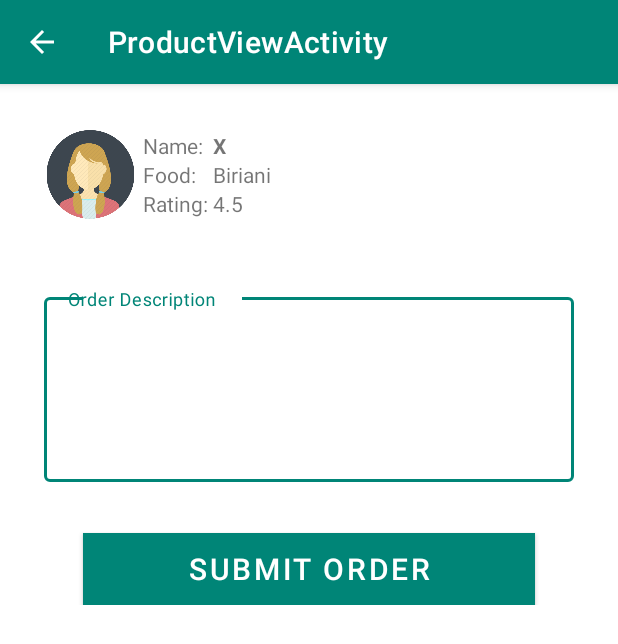
After one commit to akram02/greentech-app, an Android app: the ProductViewActivity screen opened directly, with no data from a screen before it, on a phone screen of 412 x 824 dp. The commit adds this screen. Shown: the top 644 px of the screen. Run offline under Robolectric (Android 15) with nearby library versions, the phone set to English and light mode, and no system bars; our stand-ins replace Dagger/Hilt's generated code, Timber, data binding, sdp/ssp sizes; network calls fail; 2 statements that could not run were skipped.

Commit message:
order submitted successfully

```diff
--- a/app/src/main/java/tech/coderhub/basic/network/AccessDetails.java
+++ b/app/src/main/java/tech/coderhub/basic/network/AccessDetails.java
@@ -1,5 +1,5 @@
 package tech.coderhub.basic.network;
 
 public class AccessDetails {
-    public static String serviceurl = "http://192.168.42.151:4643";
+    public static String serviceurl = "http://192.168.42.200:4643";
 }
--- a/app/src/main/java/tech/coderhub/greenapp/di/ActivityModule.java
+++ b/app/src/main/java/tech/coderhub/greenapp/di/ActivityModule.java
@@ -11,6 +11,7 @@ import tech.coderhub.auth.registerScreen.RegisterActivity;
 import tech.coderhub.greenapp.ui.main.MainActivity;
 import tech.coderhub.basic.di.PerActivity;
 import tech.coderhub.greenapp.ui.product.productList.ProductListActivity;
+import tech.coderhub.greenapp.ui.product.productView.ProductViewActivity;
 
 @Module
 public abstract class ActivityModule {
@@ -46,4 +47,8 @@ public abstract class ActivityModule {
     @PerActivity
     @ContributesAndroidInjector
     abstract ProductListActivity contributeProductListActivity();
+
+    @PerActivity
+    @ContributesAndroidInjector
+    abstract ProductViewActivity contributeProductViewActivity();
 }
--- a/app/src/main/java/tech/coderhub/greenapp/di/ViewModelModule.java
+++ b/app/src/main/java/tech/coderhub/greenapp/di/ViewModelModule.java
@@ -17,6 +17,7 @@ import tech.coderhub.greenapp.ui.main.MainViewModel;
 import tech.coderhub.basic.base.BaseViewModelFactory;
 import tech.coderhub.basic.di.ViewModelKey;
 import tech.coderhub.greenapp.ui.product.productList.ProductListViewModel;
+import tech.coderhub.greenapp.ui.product.productView.ProductViewViewModel;
 
 
 @Module
@@ -66,6 +67,12 @@ public abstract class ViewModelModule {
 
 
     @Binds
+    @IntoMap
+    @ViewModelKey(ProductViewViewModel.class)
+    abstract ViewModel bindsProductViewViewModel(ProductViewViewModel viewModel);
+
+
+    @Binds
     abstract ViewModelProvider.Factory bindsViewModelFactory(BaseViewModelFactory factory);
 
 }
--- a/app/src/main/java/tech/coderhub/greenapp/di/network/RestApi.kt
+++ b/app/src/main/java/tech/coderhub/greenapp/di/network/RestApi.kt
@@ -11,6 +11,7 @@ import tech.coderhub.auth.loginScreen.UserSubmit
 import tech.coderhub.auth.profileDetailsScreen.Profile
 import tech.coderhub.auth.profileEditScreen.UserDTO
 import tech.coderhub.greenapp.ui.product.productList.Product
+import tech.coderhub.greenapp.ui.product.productView.OrderVm
 
 /*import tech.coderhub.badhan.model.Donor
 import tech.coderhub.badhan.model.Programme
@@ -43,11 +44,16 @@ interface RestApi {
     suspend fun updateUser(@Body userDTO: UserDTO): UserDTO
 
     @PUT("/api/update-password")
-    suspend fun updatePassword(@Body updatePassword: UpdatePassword): Unit
+    suspend fun updatePassword(@Body updatePassword: UpdatePassword)
 
     @GET("/api/products")
     suspend fun getAllProduct(): List<Product>
 
+    @GET("/api/products-for-mobile/{id}")
+    suspend fun getProduct(@Path("id") productId: String): Product
+
+    @POST("/api/orders-from-mobile")
+    suspend fun submitOrder(@Body orderVm: OrderVm)
 /*
     @GET(ProgrammeUrl.ALL_PROGRAMME)
     suspend fun getAllProgramme(): List<Programme>
--- a/app/src/main/java/tech/coderhub/greenapp/ui/product/productList/ProductListActivity.kt
+++ b/app/src/main/java/tech/coderhub/greenapp/ui/product/productList/ProductListActivity.kt
@@ -11,9 +11,11 @@ import tech.coderhub.greenapp.R
 import kotlinx.android.synthetic.main.activity_product_list.*
 import kotlinx.android.synthetic.main.app_bar_layout.*
 import kotlinx.android.synthetic.main.progressbar.*
+import org.jetbrains.anko.startActivity
 import org.jetbrains.anko.toast
 import tech.coderhub.base.BaseActivity
 import tech.coderhub.basic.listener.ClickListener
+import tech.coderhub.greenapp.ui.product.productView.ProductViewActivity
 import javax.inject.Inject
 
 class ProductListActivity : BaseActivity(), ClickListener {
@@ -50,7 +52,6 @@ class ProductListActivity : BaseActivity(), ClickListener {
     }
 
     override fun onItemClick(item: View, any: Any) {
-
+        startActivity<ProductViewActivity>("id" to any as String)
     }
-
 }
--- /dev/null
+++ b/app/src/main/java/tech/coderhub/greenapp/ui/product/productView/OrderVm.kt
@@ -0,0 +1,6 @@
+package tech.coderhub.greenapp.ui.product.productView
+
+class OrderVm {
+    var productId = ""
+    var description = ""
+}
--- /dev/null
+++ b/app/src/main/java/tech/coderhub/greenapp/ui/product/productView/ProductViewActivity.kt
@@ -0,0 +1,58 @@
+package tech.coderhub.greenapp.ui.product.productView
+
+import android.os.Bundle
+import android.view.View
+import androidx.lifecycle.Observer
+import androidx.lifecycle.ViewModelProviders
+import kotlinx.android.synthetic.main.activity_product_view.*
+import tech.coderhub.greenapp.R
+
+import kotlinx.android.synthetic.main.app_bar_layout.*
+import kotlinx.android.synthetic.main.progressbar.*
+import org.jetbrains.anko.sdk25.coroutines.onClick
+import tech.coderhub.base.BaseActivity
+import tech.coderhub.greenapp.ui.product.productList.Product
+
+class ProductViewActivity  : BaseActivity() {
+    val viewModel by lazy { ViewModelProviders.of(this, viewModelFactory).get(ProductViewViewModel::class.java) }
+    var product = Product()
+    override fun layoutRes() = R.layout.activity_product_view
+    override fun onCreate(savedInstanceState: Bundle?) {
+        super.onCreate(savedInstanceState)
+        initField()
+        observeViewModel()
+        viewModel.getProduct(intent.getStringExtra("id")!!)
+    }
+
+    private fun initField() {
+        progressBar.bringToFront()
+        setSupportActionBar(toolbar)
+        supportActionBar!!.setDisplayHomeAsUpEnabled(true)
+        baseViewModel.value = viewModel
+        submit.onClick {
+            val orderVm = OrderVm()
+            orderVm.productId = product.id
+            orderVm.description = description.text.toString()
+            viewModel.submitOrder(orderVm)
+        }
+    }
+
+    private fun observeViewModel() {
+        viewModel.productLiveData.observe(this, Observer<Product>{
+            this.product = it
+            populateData(it)
+        })
+        viewModel.isSubmitted.observe(this, Observer {
+            descriptionLayout.visibility = View.GONE
+            successFulSubmit.visibility = View.VISIBLE
+            submit.visibility = View.GONE
+        })
+    }
+
+    private fun populateData(product: Product) {
+        name.text = product.userName
+        categoryName.text = product.category + ": "
+        productName.text = product.name
+        rating.text = "4.5"
+    }
+}
--- /dev/null
+++ b/app/src/main/java/tech/coderhub/greenapp/ui/product/productView/ProductViewViewModel.kt
@@ -0,0 +1,24 @@
+package tech.coderhub.greenapp.ui.product.productView
+
+import androidx.lifecycle.MutableLiveData
+import tech.coderhub.base.BaseViewModel
+import tech.coderhub.greenapp.di.network.RestApi
+import tech.coderhub.greenapp.ui.product.productList.Product
+import javax.inject.Inject
+
+class ProductViewViewModel @Inject
+constructor(private val restApi: RestApi): BaseViewModel() {
+    val productLiveData = MutableLiveData<Product>()
+    val isSubmitted = MutableLiveData<Boolean>()
+    fun getProduct(id: String) {
+        getResponse(restApi::getProduct, id) {
+            productLiveData.value = it
+        }
+    }
+
+    fun submitOrder(orderVM: OrderVm) {
+        getResponse(restApi::submitOrder, orderVM) {
+            isSubmitted.value = true
+        }
+    }
+}
--- /dev/null
+++ b/app/src/main/res/layout/activity_product_view.xml
@@ -0,0 +1,125 @@
+<?xml version="1.0" encoding="utf-8"?>
+<layout xmlns:android="http://schemas.android.com/apk/res/android"
+    xmlns:app="http://schemas.android.com/apk/res-auto"
+    xmlns:tools="http://schemas.android.com/tools">
+
+    <data>
+
+    </data>
+
+    <androidx.coordinatorlayout.widget.CoordinatorLayout
+        android:layout_width="match_parent"
+        android:layout_height="match_parent"
+        tools:context=".ui.merchantListScreen.MerchantListActivity">
+
+        <include layout="@layout/progressbar" />
+
+        <include layout="@layout/app_bar_layout" />
+
+        <ScrollView
+            android:layout_width="match_parent"
+            android:layout_height="match_parent">
+
+            <LinearLayout
+                android:layout_width="match_parent"
+                android:layout_height="wrap_content"
+                android:orientation="vertical"
+                android:paddingTop="?attr/actionBarSize"
+                tools:context=".DonorViewActivity">
+
+                <androidx.constraintlayout.widget.ConstraintLayout
+                    android:padding="25dp"
+                    android:layout_width="match_parent"
+                    android:layout_height="wrap_content">
+                    <ImageView
+                        android:id="@+id/profileImage"
+                        app:layout_constraintTop_toTopOf="parent"
+                        app:layout_constraintLeft_toLeftOf="parent"
+                        android:src="@drawable/profile"
+                        android:padding="5dp"
+                        android:layout_width="70dp"
+                        android:layout_height="70dp">
+                    </ImageView>
+                    <TableLayout
+                        android:id="@+id/table"
+                        app:layout_constraintTop_toTopOf="@id/profileImage"
+                        app:layout_constraintBottom_toBottomOf="@id/profileImage"
+                        app:layout_constraintLeft_toRightOf="@id/profileImage"
+                        android:layout_width="wrap_content"
+                        android:layout_height="wrap_content">
+                        <TableRow>
+                            <TextView android:text="Name: "/>
+                            <TextView android:text="X" android:textStyle="bold" android:id="@+id/name"/>
+                        </TableRow>
+                        <TableRow>
+                            <TextView android:text="Food: " android:id="@+id/categoryName"/>
+                            <TextView android:text="Biriani" android:id="@+id/productName"/>
+                        </TableRow>
+                        <TableRow>
+                            <TextView android:text="Rating: "/>
+                            <TextView android:text="4.5" android:id="@+id/rating"/>
+                        </TableRow>
+
+                    </TableLayout>
+                </androidx.constraintlayout.widget.ConstraintLayout>
+                <LinearLayout
+                    android:layout_width="match_parent"
+                    android:layout_height="wrap_content"
+                    app:layout_behavior="@string/appbar_scrolling_view_behavior"
+                    tools:context=".OthersActivity"
+                    android:orientation="vertical"
+                    android:padding="16dp">
+
+
+
+                    <com.google.android.material.textfield.TextInputLayout
+                        android:id="@+id/descriptionLayout"
+                        style="@style/Widget.MaterialComponents.TextInputLayout.OutlinedBox"
+                        android:layout_width="match_parent"
+                        android:layout_height="wrap_content"
+                        android:hint="Order Description"
+                        app:errorEnabled="true"
+                        app:errorIconDrawable="@null">
+
+                        <com.google.android.material.textfield.TextInputEditText
+                            android:id="@+id/description"
+                            android:minLines="5"
+                            android:padding="@dimen/_10sdp"
+                            android:layout_margin="@dimen/_10sdp"
+                            android:layout_width="match_parent"
+                            android:layout_height="wrap_content"/>
+                    </com.google.android.material.textfield.TextInputLayout>
+
+                    <TextView
+                        android:id="@+id/successFulSubmit"
+                        android:visibility="gone"
+                        android:layout_width="match_parent"
+                        android:layout_height="wrap_content"
+                        android:layout_gravity="center_horizontal"
+                        android:textAlignment="center"
+                        android:layout_margin="@dimen/_10sdp"
+                        android:text="Your Order Submitted Successfully"
+                        android:background="#EEF2FA"
+                        android:textColor="@color/colorAccent"
+                        android:textSize="30sp"
+                        android:typeface="serif"
+                        tools:ignore="HardcodedText" />
+
+                    <Button
+                        android:id="@+id/submit"
+                        android:layout_width="wrap_content"
+                        android:layout_height="wrap_content"
+                        android:layout_gravity="center_horizontal"
+                        android:background="@color/colorAccent"
+                        android:textSize="20sp"
+                        android:paddingLeft="70dp"
+                        android:paddingRight="70dp"
+                        android:text="Submit Order"
+                        android:textColor="#fff" />
+
+                </LinearLayout>
+
+            </LinearLayout>
+        </ScrollView>
+    </androidx.coordinatorlayout.widget.CoordinatorLayout>
+</layout>
--- a/app/src/main/res/layout/item_product.xml
+++ b/app/src/main/res/layout/item_product.xml
@@ -30,7 +30,7 @@
             android:layout_height="wrap_content">
             <TableRow>
                 <TextView android:text="Name: "/>
-                <TextView android:text="Sokina" android:textStyle="bold" android:id="@+id/name"/>
+                <TextView android:text="X" android:textStyle="bold" android:id="@+id/name"/>
             </TableRow>
             <TableRow>
                 <TextView android:text="Food: " android:id="@+id/categoryName"/>
--- a/app/src/main/res/values/strings.xml
+++ b/app/src/main/res/values/strings.xml
@@ -1,5 +1,5 @@
 <resources>
-    <string name="app_name">greenapp</string>
+    <string name="app_name">Locally</string>
     <string name="time_out_error">Connection timeout due to slow internet connection. Please try again</string>
     <string name="oops_connect_your_internet">Oops! Connect your Internet</string>
     <string name="unknown_error">Something went wrong, Please try again!</string>
@@ -13,4 +13,5 @@
     <string name="title_activity_register">RegisterActivity</string>
     <string name="title_activity_fresh_food">FreshFoodActivity</string>
     <string name="title_activity_product_list">ProductListActivity</string>
+    <string name="title_activity_product_view">ProductViewActivity</string>
 </resources>
```
Also changed, not shown: app/src/main/AndroidManifest.xml (+9 -0 lines).
